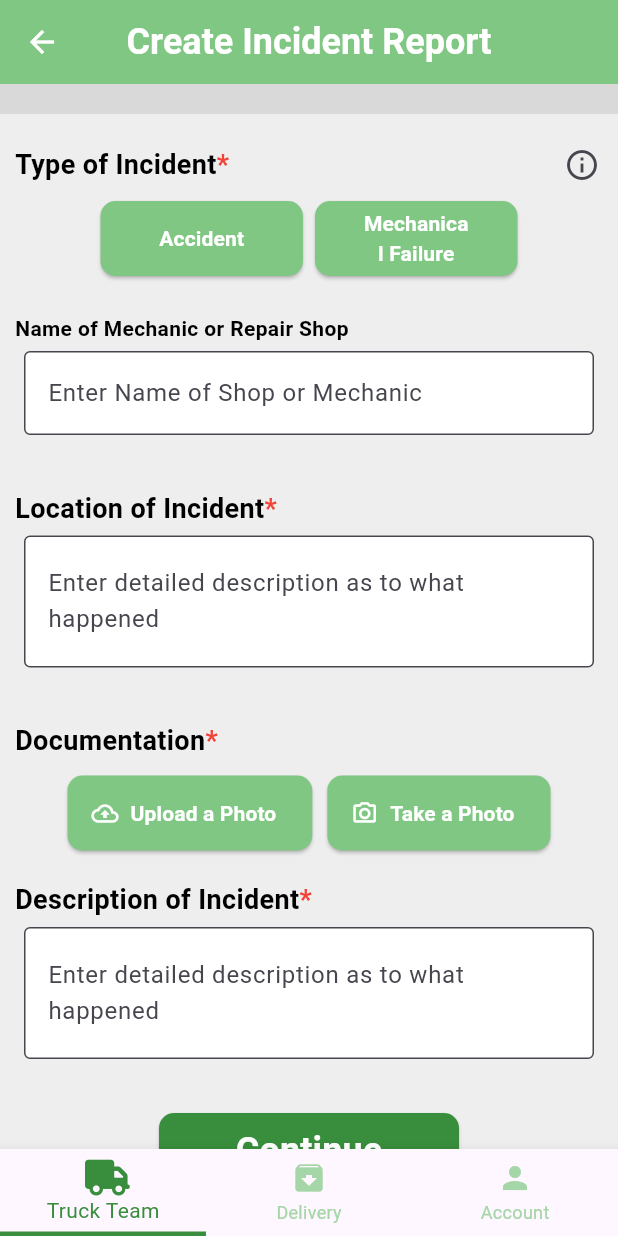
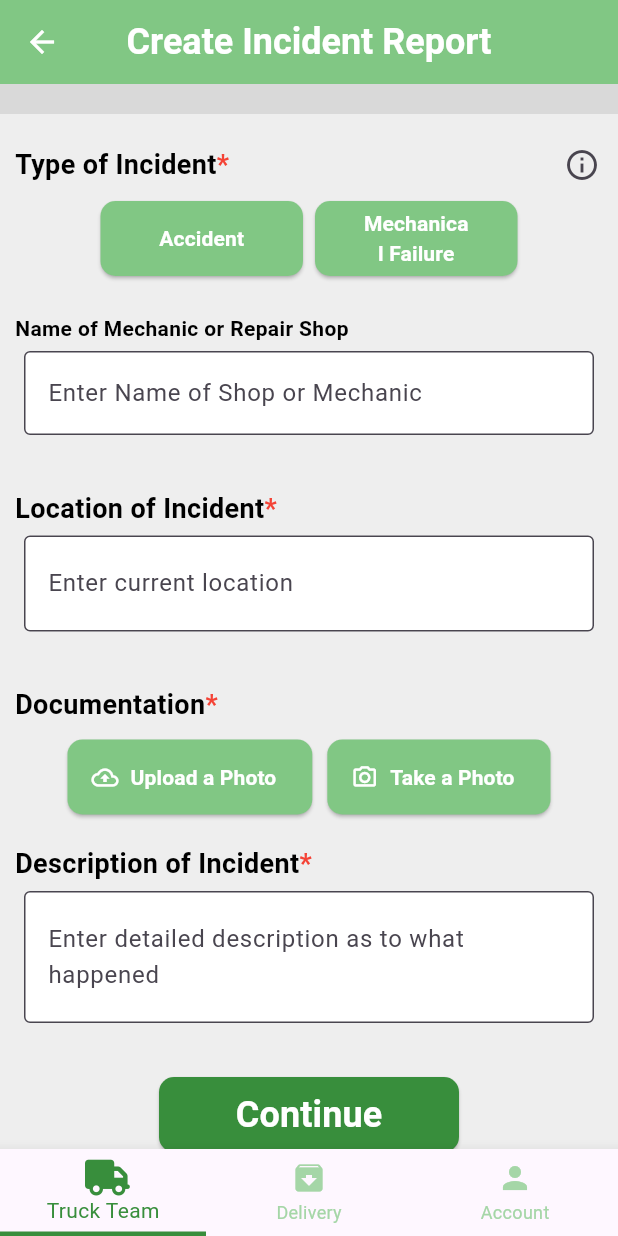
Before and after one commit to KCerio/TechieTubbies---Haul-A-Day, a Flutter app: the IncidentReport screen opened directly with empty values, on a phone screen of 412 x 824 dp. Run offline on Flutter 3.47's test engine with Material 3 defaults, Android fonts, the phone set to English and light mode, and no system bars; our stand-ins replace cloud_firestore, date_field, firebase_core, firebase_storage, flutter_animate, font_awesome_flutter and 5 more; accounts and stored records are empty.

Commit message:
added location and isHalted

```diff
--- a/lib/truckTeamTab/truckteam_incidentreport.dart
+++ b/lib/truckTeamTab/truckteam_incidentreport.dart
@@ -271,7 +271,7 @@ class _IncidentReportState extends State<IncidentReport> {
                 textInputAction: TextInputAction
                     .newline, // Enable Return key to insert a newline
                 decoration: InputDecoration(
-                  hintText: 'Enter detailed description as to what happened', // Placeholder text
+                  hintText: 'Enter current location', // Placeholder text
                   border: OutlineInputBorder(),
                   focusedBorder: OutlineInputBorder(
                     borderSide: BorderSide(color: Colors.green, width: 2.0),
```
Also changed, not shown: lib/deliveryTab/unsuccessful_reports/upload_report.dart (+5 -4 lines), lib/truckTeamTab/truckteam_tab.dart (+6 -1 lines), lib/truckTeamTab/uploading_report.dart (+6 -4 lines).
